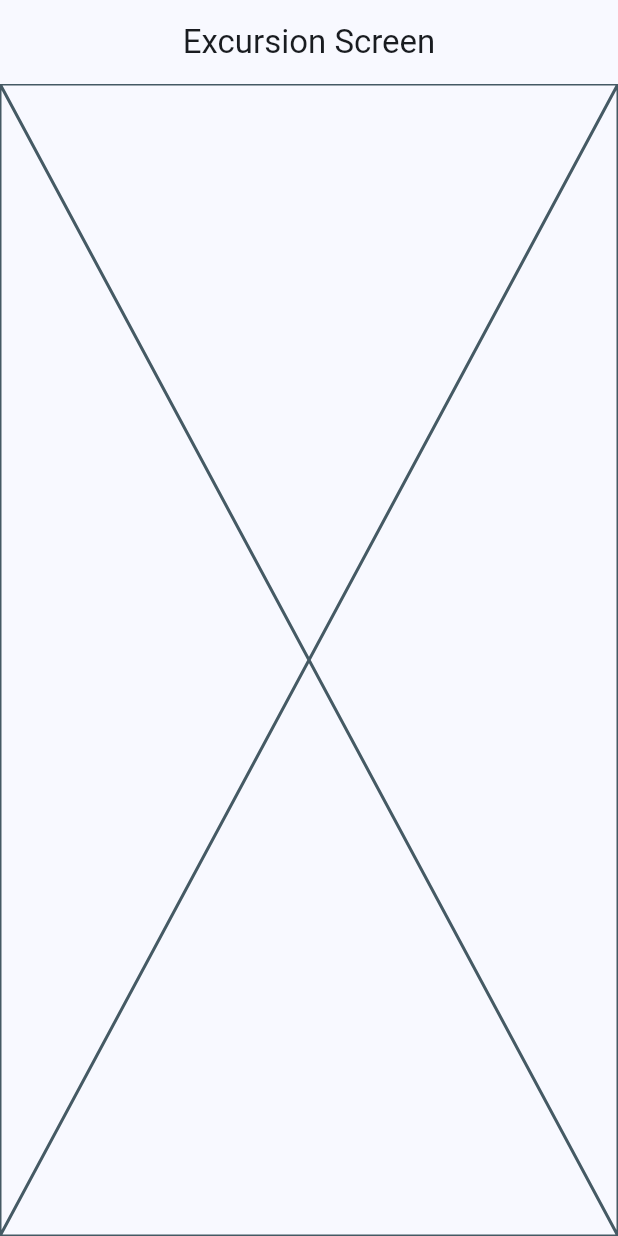
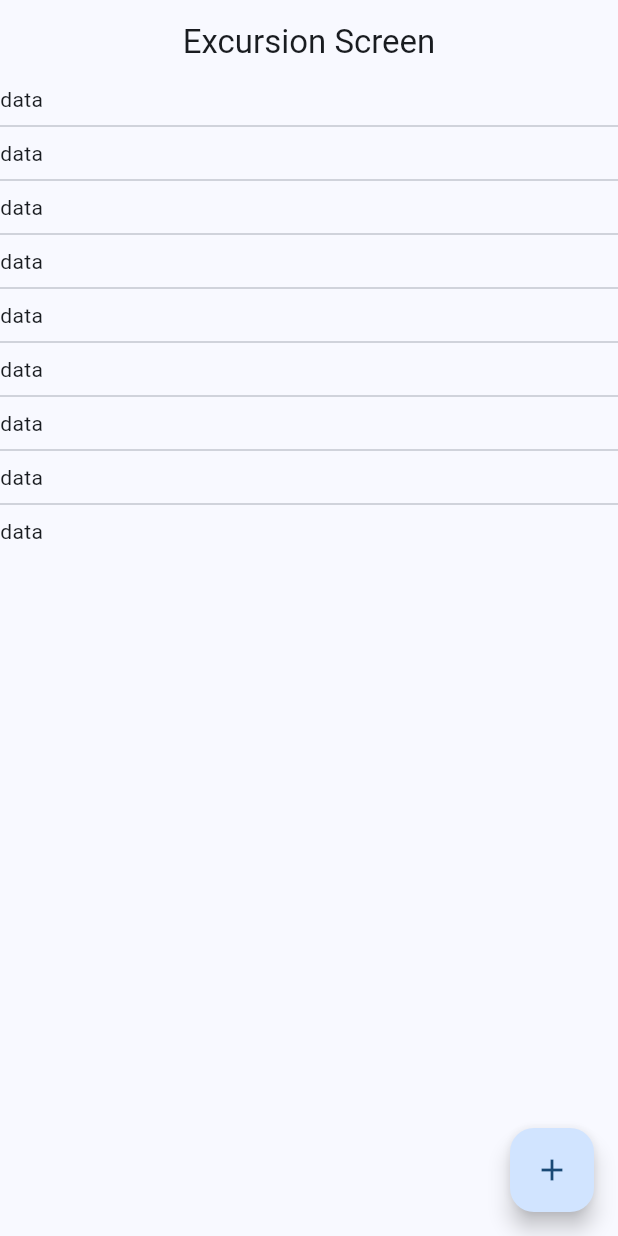
Before and after one commit to joelGabriel7/ViajesRD-Frontend, a Flutter app: the ExcursionsScreen screen opened by its route, on a phone screen of 412 x 824 dp. Run offline on Flutter 3.47's test engine with Material 3 defaults, Android fonts, the phone set to English and light mode, and no system bars; our stand-ins replace dio, flutter_riverpod, go_router.

Commit message:
Create initial view for excursions

```diff
--- a/lib/presentation/screens/excursions_screen.dart
+++ b/lib/presentation/screens/excursions_screen.dart
@@ -10,7 +10,14 @@ class ExcursionsScreen extends StatelessWidget {
         title: const Text('Excursion Screen'),
         centerTitle: true,
       ),
-      body: const Placeholder(),
+      body: ListView.separated(
+          itemBuilder: (context, index) {
+            return const Text('data');
+          },
+          separatorBuilder: (context, index) => const Divider(),
+          itemCount: 9),
+      floatingActionButton:
+          FloatingActionButton(onPressed: () {}, child: const Icon(Icons.add)),
     );
   }
 }
```
